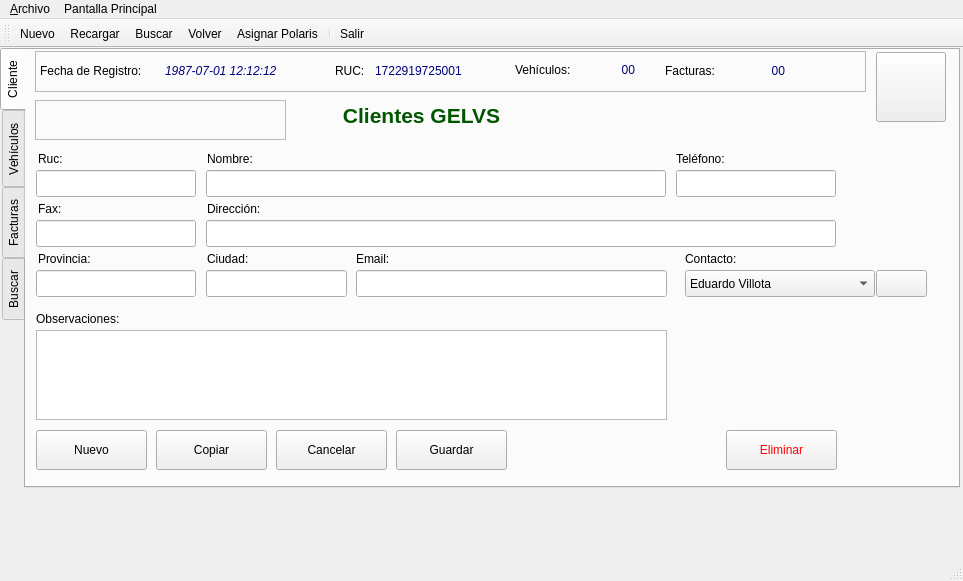
Above: aplicacion/polaris/ui/frm_cliente.ui from eduardouio/gelvsrm before the change. Below: the same form after it.
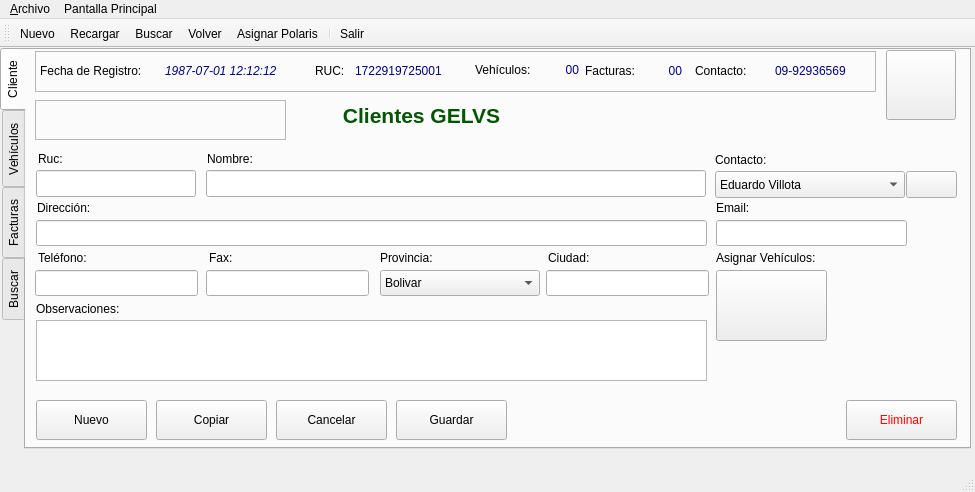
That is the form after the change. The open tabs and pages were chosen to show the change. Icons and pictures are not drawn.

Commit message: nueva ventana de vehículos

```diff
--- a/aplicacion/polaris/ui/frm_cliente.ui
+++ b/aplicacion/polaris/ui/frm_cliente.ui
@@ -6,8 +6,8 @@
    <rect>
     <x>0</x>
     <y>0</y>
-    <width>963</width>
-    <height>581</height>
+    <width>975</width>
+    <height>492</height>
    </rect>
   </property>
   <property name="acceptDrops">
@@ -32,8 +32,8 @@
      <rect>
       <x>0</x>
       <y>0</y>
-      <width>960</width>
-      <height>440</height>
+      <width>971</width>
+      <height>401</height>
      </rect>
     </property>
     <property name="toolTip">
@@ -77,7 +77,7 @@
        <rect>
         <x>9</x>
         <y>1</y>
-        <width>831</width>
+        <width>841</width>
         <height>41</height>
        </rect>
       </property>
@@ -90,7 +90,7 @@
       <widget class="QLabel" name="lbl_id_viajea">
        <property name="geometry">
         <rect>
-         <x>300</x>
+         <x>280</x>
          <y>10</y>
          <width>40</width>
          <height>20</height>
@@ -132,7 +132,7 @@
       <widget class="QLabel" name="lbl_fecha_registrob_2">
        <property name="geometry">
         <rect>
-         <x>340</x>
+         <x>320</x>
          <y>10</y>
          <width>120</width>
          <height>20</height>
@@ -148,9 +148,9 @@
       <widget class="QLabel" name="lbl_fecha_registrob_16">
        <property name="geometry">
         <rect>
-         <x>560</x>
+         <x>514</x>
          <y>9</y>
-         <width>40</width>
+         <width>30</width>
          <height>20</height>
         </rect>
        </property>
@@ -164,7 +164,7 @@
       <widget class="QLabel" name="lbl_id_viajea_10">
        <property name="geometry">
         <rect>
-         <x>480</x>
+         <x>440</x>
          <y>9</y>
          <width>80</width>
          <height>20</height>
@@ -177,7 +177,7 @@
       <widget class="QLabel" name="lbl_id_viajea_11">
        <property name="geometry">
         <rect>
-         <x>630</x>
+         <x>550</x>
          <y>10</y>
          <width>80</width>
          <height>20</height>
@@ -190,9 +190,9 @@
       <widget class="QLabel" name="lbl_fecha_registrob_17">
        <property name="geometry">
         <rect>
-         <x>710</x>
+         <x>617</x>
          <y>10</y>
-         <width>40</width>
+         <width>30</width>
          <height>20</height>
         </rect>
        </property>
@@ -203,12 +203,41 @@
         <string>&lt;html&gt;&lt;head/&gt;&lt;body&gt;&lt;p align=&quot;right&quot;&gt;&lt;span style=&quot; color:#00007f;&quot;&gt;00&lt;/span&gt;&lt;/p&gt;&lt;/body&gt;&lt;/html&gt;</string>
        </property>
       </widget>
+      <widget class="QLabel" name="lbl_id_viajea_12">
+       <property name="geometry">
+        <rect>
+         <x>660</x>
+         <y>10</y>
+         <width>80</width>
+         <height>20</height>
+        </rect>
+       </property>
+       <property name="text">
+        <string>Contacto:</string>
+       </property>
+      </widget>
+      <widget class="QLabel" name="lbl_fecha_registrob_18">
+       <property name="geometry">
+        <rect>
+         <x>740</x>
+         <y>10</y>
+         <width>91</width>
+         <height>20</height>
+        </rect>
+       </property>
+       <property name="toolTip">
+        <string>Fecha de Registro en el sistema</string>
+       </property>
+       <property name="text">
+        <string>&lt;html&gt;&lt;head/&gt;&lt;body&gt;&lt;p&gt;&lt;span style=&quot; color:#00007f;&quot;&gt;09-92936569&lt;/span&gt;&lt;/p&gt;&lt;/body&gt;&lt;/html&gt;</string>
+       </property>
+      </widget>
      </widget>
      <widget class="QLabel" name="lbl_informea">
       <property name="geometry">
        <rect>
         <x>10</x>
-        <y>260</y>
+        <y>250</y>
         <width>111</width>
         <height>17</height>
        </rect>
@@ -221,7 +250,7 @@
       <property name="geometry">
        <rect>
         <x>370</x>
-        <y>380</y>
+        <y>350</y>
         <width>111</width>
         <height>40</height>
        </rect>
@@ -238,7 +267,7 @@
       <property name="geometry">
        <rect>
         <x>250</x>
-        <y>380</y>
+        <y>350</y>
         <width>111</width>
         <height>40</height>
        </rect>
@@ -256,7 +285,7 @@
       <property name="geometry">
        <rect>
         <x>130</x>
-        <y>380</y>
+        <y>350</y>
         <width>111</width>
         <height>40</height>
        </rect>
@@ -274,7 +303,7 @@
       <property name="geometry">
        <rect>
         <x>10</x>
-        <y>380</y>
+        <y>350</y>
         <width>111</width>
         <height>40</height>
        </rect>
@@ -292,9 +321,9 @@
       <property name="geometry">
        <rect>
         <x>10</x>
-        <y>280</y>
-        <width>631</width>
-        <height>90</height>
+        <y>270</y>
+        <width>671</width>
+        <height>61</height>
        </rect>
       </property>
       <property name="toolTip">
@@ -306,8 +335,8 @@
      <widget class="QPushButton" name="btn_home">
       <property name="geometry">
        <rect>
-        <x>850</x>
-        <y>2</y>
+        <x>860</x>
+        <y>0</y>
         <width>70</width>
         <height>70</height>
        </rect>
@@ -529,8 +558,8 @@
      <widget class="QPushButton" name="btn_eliminar">
       <property name="geometry">
        <rect>
-        <x>700</x>
-        <y>380</y>
+        <x>820</x>
+        <y>350</y>
         <width>111</width>
         <height>40</height>
        </rect>
@@ -567,7 +596,7 @@
        <rect>
         <x>180</x>
         <y>120</y>
-        <width>460</width>
+        <width>500</width>
         <height>27</height>
        </rect>
       </property>
@@ -604,23 +633,23 @@
      <widget class="QLabel" name="label_14">
       <property name="geometry">
        <rect>
-        <x>650</x>
-        <y>100</y>
+        <x>690</x>
+        <y>150</y>
         <width>101</width>
-        <height>17</height>
+        <height>16</height>
        </rect>
       </property>
       <property name="text">
-       <string>Teléfono:</string>
+       <string>Email:</string>
       </property>
      </widget>
      <widget class="QLineEdit" name="txt_criterio_4">
       <property name="geometry">
        <rect>
-        <x>650</x>
-        <y>120</y>
-        <width>160</width>
-        <height>27</height>
+        <x>690</x>
+        <y>170</y>
+        <width>191</width>
+        <height>26</height>
        </rect>
       </property>
       <property name="toolTip">
@@ -630,10 +659,10 @@
      <widget class="QLineEdit" name="txt_criterio_5">
       <property name="geometry">
        <rect>
-        <x>180</x>
+        <x>10</x>
         <y>170</y>
-        <width>630</width>
-        <height>27</height>
+        <width>671</width>
+        <height>26</height>
        </rect>
       </property>
       <property name="toolTip">
@@ -643,10 +672,10 @@
      <widget class="QLabel" name="label_15">
       <property name="geometry">
        <rect>
-        <x>181</x>
+        <x>11</x>
         <y>150</y>
         <width>101</width>
-        <height>17</height>
+        <height>16</height>
        </rect>
       </property>
       <property name="text">
@@ -657,106 +686,28 @@
       <property name="geometry">
        <rect>
         <x>12</x>
-        <y>150</y>
+        <y>200</y>
         <width>101</width>
-        <height>17</height>
+        <height>16</height>
        </rect>
       </property>
       <property name="text">
-       <string>Fax:</string>
+       <string>Teléfono:</string>
       </property>
      </widget>
      <widget class="QLineEdit" name="txt_criterio_6">
       <property name="geometry">
        <rect>
-        <x>10</x>
-        <y>170</y>
-        <width>160</width>
-        <height>27</height>
-       </rect>
-      </property>
-      <property name="toolTip">
-       <string>Ingrese un criterio de búsqueda basado en el operador</string>
-      </property>
-     </widget>
-     <widget class="QLabel" name="label_17">
-      <property name="geometry">
-       <rect>
-        <x>12</x>
-        <y>200</y>
-        <width>101</width>
-        <height>17</height>
-       </rect>
-      </property>
-      <property name="text">
-       <string>Provincia:</string>
-      </property>
-     </widget>
-     <widget class="QLineEdit" name="txt_criterio_7">
-      <property name="geometry">
-       <rect>
-        <x>10</x>
+        <x>9</x>
         <y>220</y>
-        <width>160</width>
-        <height>27</height>
+        <width>163</width>
+        <height>26</height>
        </rect>
       </property>
       <property name="toolTip">
        <string>Ingrese un criterio de búsqueda basado en el operador</string>
       </property>
      </widget>
-     <widget class="QLabel" name="label_18">
-      <property name="geometry">
-       <rect>
-        <x>181</x>
-        <y>200</y>
-        <width>101</width>
-        <height>17</height>
-       </rect>
-      </property>
-      <property name="text">
-       <string>Ciudad:</string>
-      </property>
-     </widget>
-     <widget class="QLineEdit" name="txt_criterio_8">
-      <property name="geometry">
-       <rect>
-        <x>180</x>
-        <y>220</y>
-        <width>141</width>
-        <height>27</height>
-       </rect>
-      </property>
-      <property name="toolTip">
-       <string>Ingrese un criterio de búsqueda basado en el operador</string>
-      </property>
-     </widget>
-     <widget class="QLineEdit" name="txt_criterio_9">
-      <property name="geometry">
-       <rect>
-        <x>330</x>
-        <y>220</y>
-        <width>311</width>
-        <height>27</height>
-       </rect>
-      </property>
-      <property name="toolTip">
-       <string>Ingrese un criterio de búsqueda basado en el operador</string>
-      </property>
-     </widget>
-     <widget class="QLabel" name="label_19">
-      <property name="geometry">
-       <rect>
-        <x>330</x>
-        <y>200</y>
-        <width>101</width>
-        <height>17</height>
-       </rect>
-      </property>
-      <property name="text">
-       <string>Email:</string>
-      </property>
-     </widget>
      <widget class="QLabel" name="lbl_vehicul_polaris">
       <property name="geometry">
        <rect>
@@ -776,8 +727,8 @@
      <widget class="QComboBox" name="cmb_contacto">
       <property name="geometry">
        <rect>
-        <x>659</x>
-        <y>220</y>
+        <x>689</x>
+        <y>121</y>
         <width>190</width>
         <height>27</height>
        </rect>
@@ -794,8 +745,8 @@
      <widget class="QLabel" name="lbl_cliente_2">
       <property name="geometry">
        <rect>
-        <x>659</x>
-        <y>200</y>
+        <x>689</x>
+        <y>101</y>
         <width>81</width>
         <height>17</height>
        </rect>
@@ -807,8 +758,8 @@
      <widget class="QPushButton" name="btn_buscar_contacto">
       <property name="geometry">
        <rect>
-        <x>850</x>
-        <y>220</y>
+        <x>880</x>
+        <y>121</y>
         <width>51</width>
         <height>27</height>
        </rect>
@@ -824,6 +775,181 @@
         <normaloff>:/Icons/icons/edit_find.png</normaloff>:/Icons/icons/edit_find.png</iconset>
       </property>
      </widget>
+     <widget class="QLabel" name="label_20">
+      <property name="geometry">
+       <rect>
+        <x>1380</x>
+        <y>450</y>
+        <width>101</width>
+        <height>17</height>
+       </rect>
+      </property>
+      <property name="text">
+       <string>Email:</string>
+      </property>
+     </widget>
+     <widget class="QLabel" name="label_21">
+      <property name="geometry">
+       <rect>
+        <x>183</x>
+        <y>200</y>
+        <width>101</width>
+        <height>16</height>
+       </rect>
+      </property>
+      <property name="text">
+       <string>Fax:</string>
+      </property>
+     </widget>
+     <widget class="QLineEdit" name="txt_criterio_10">
+      <property name="geometry">
+       <rect>
+        <x>180</x>
+        <y>220</y>
+        <width>163</width>
+        <height>26</height>
+       </rect>
+      </property>
+      <property name="toolTip">
+       <string>Ingrese un criterio de búsqueda basado en el operador</string>
+      </property>
+     </widget>
+     <widget class="QLabel" name="lbl_cliente_3">
+      <property name="geometry">
+       <rect>
+        <x>354</x>
+        <y>200</y>
+        <width>81</width>
+        <height>16</height>
+       </rect>
+      </property>
+      <property name="text">
+       <string>Provincia:</string>
+      </property>
+     </widget>
+     <widget class="QComboBox" name="cmb_contacto_2">
+      <property name="geometry">
+       <rect>
+        <x>354</x>
+        <y>220</y>
+        <width>160</width>
+        <height>26</height>
+       </rect>
+      </property>
+      <property name="toolTip">
+       <string>Contactos</string>
+      </property>
+      <item>
+       <property name="text">
+        <string>Bolivar</string>
+       </property>
+      </item>
+      <item>
+       <property name="text">
+        <string>Cañar</string>
+       </property>
+      </item>
+      <item>
+       <property name="text">
+        <string>Chimborazo</string>
+       </property>
+      </item>
+      <item>
+       <property name="text">
+        <string>Cotopaxi</string>
+       </property>
+      </item>
+      <item>
+       <property name="text">
+        <string>Guayas</string>
+       </property>
+      </item>
+      <item>
+       <property name="text">
+        <string>Loja</string>
+       </property>
+      </item>
+      <item>
+       <property name="text">
+        <string>Pichincha</string>
+       </property>
+      </item>
+      <item>
+       <property name="text">
+        <string>Santo Domingo</string>
+       </property>
+      </item>
+      <item>
+       <property name="text">
+        <string>Tungurahua</string>
+       </property>
+      </item>
+     </widget>
+     <widget class="QLineEdit" name="txt_criterio_7">
+      <property name="geometry">
+       <rect>
+        <x>520</x>
+        <y>220</y>
+        <width>163</width>
+        <height>26</height>
+       </rect>
+      </property>
+      <property name="toolTip">
+       <string>Ingrese un criterio de búsqueda basado en el operador</string>
+      </property>
+     </widget>
+     <widget class="QLabel" name="label_17">
+      <property name="geometry">
+       <rect>
+        <x>522</x>
+        <y>200</y>
+        <width>104</width>
+        <height>16</height>
+       </rect>
+      </property>
+      <property name="text">
+       <string>Ciudad:</string>
+      </property>
+     </widget>
+     <widget class="QPushButton" name="btn_mantenimientos_3">
+      <property name="geometry">
+       <rect>
+        <x>690</x>
+        <y>220</y>
+        <width>111</width>
+        <height>71</height>
+       </rect>
+      </property>
+      <property name="toolTip">
+       <string>Ver mantenimientos realizados</string>
+      </property>
+      <property name="text">
+       <string/>
+      </property>
+      <property name="icon">
+       <iconset resource="polaris.qrc">
+        <normaloff>:/Icons/icons/polaris.png</normaloff>:/Icons/icons/polaris.png</iconset>
+      </property>
+      <property name="iconSize">
+       <size>
+        <width>60</width>
+        <height>60</height>
+       </size>
+      </property>
+     </widget>
+     <widget class="QLabel" name="label_18">
+      <property name="geometry">
+       <rect>
+        <x>690</x>
+        <y>200</y>
+        <width>140</width>
+        <height>16</height>
+       </rect>
+      </property>
+      <property name="text">
+       <string>Asignar Vehículos:</string>
+      </property>
+     </widget>
      <zorder>frame_2</zorder>
      <zorder>frame</zorder>
      <zorder>lbl_informea</zorder>
@@ -1201,7 +1327,7 @@
     <rect>
      <x>0</x>
      <y>0</y>
-     <width>963</width>
+     <width>975</width>
      <height>25</height>
     </rect>
    </property>
```
Left out of the diff: 69 changed lines with no effect on the pictures. The commit also changes 1 other file.
